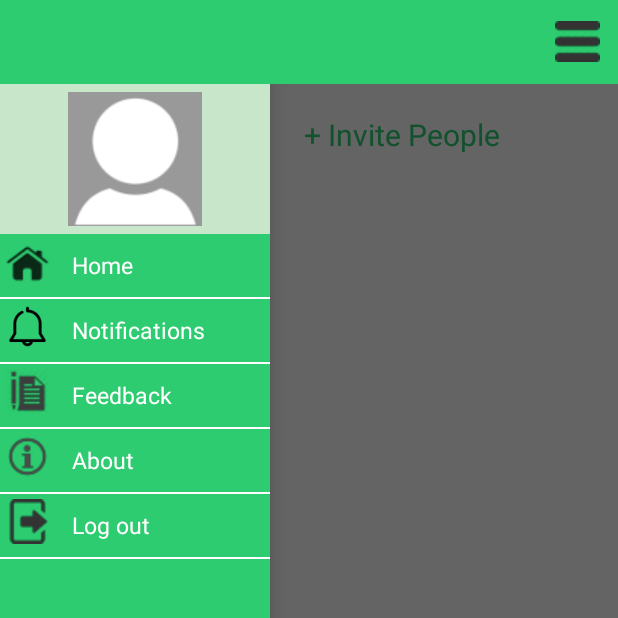
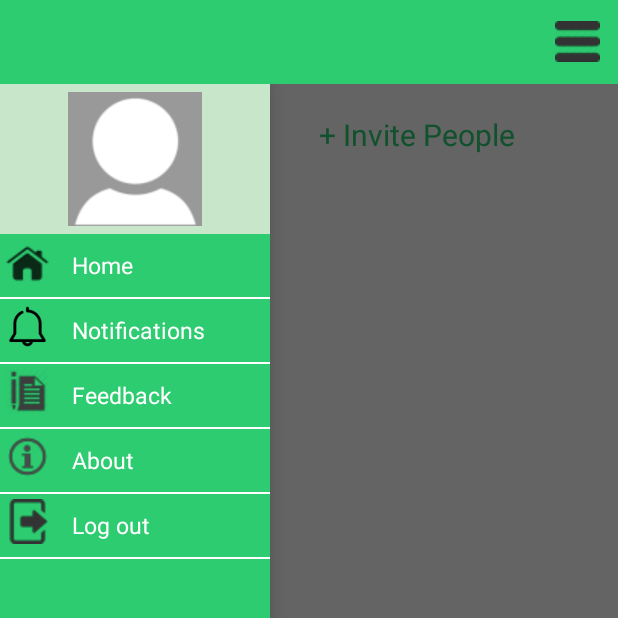
Before and after one commit to kirilhristov91/WordOfMouth, an Android app: the ActivityItemsOfAList screen opened directly, with no data from a screen before it, with the side drawer open, on a phone screen of 412 x 824 dp, the top half of it. Run offline under Robolectric (Android 15) with nearby library versions, the phone set to English and light mode, and no system bars.

Commit message:
remove padding from myLists, sharedLists, itemsOfAlist and Notifications

```diff
--- a/app/src/main/res/layout/content_activity_notifications.xml
+++ b/app/src/main/res/layout/content_activity_notifications.xml
@@ -2,10 +2,8 @@
 <RelativeLayout xmlns:android="http://schemas.android.com/apk/res/android"
     xmlns:tools="http://schemas.android.com/tools"
     xmlns:app="http://schemas.android.com/apk/res-auto" android:layout_width="match_parent"
-    android:layout_height="match_parent" android:paddingLeft="@dimen/activity_horizontal_margin"
-    android:paddingRight="@dimen/activity_horizontal_margin"
-    android:paddingTop="@dimen/activity_vertical_margin"
-    android:paddingBottom="@dimen/activity_vertical_margin"
+    android:layout_height="match_parent"
+    android:paddingTop="10dp"
     app:layout_behavior="@string/appbar_scrolling_view_behavior"
     tools:showIn="@layout/activity_activity_notifications"
     tools:context="com.wordofmouth.Activities.ActivityNotifications">
--- a/app/src/main/res/layout/content_items_of_alist_view.xml
+++ b/app/src/main/res/layout/content_items_of_alist_view.xml
@@ -2,10 +2,8 @@
 <RelativeLayout xmlns:android="http://schemas.android.com/apk/res/android"
     xmlns:tools="http://schemas.android.com/tools"
     xmlns:app="http://schemas.android.com/apk/res-auto" android:layout_width="match_parent"
-    android:layout_height="match_parent" android:paddingLeft="@dimen/activity_horizontal_margin"
-    android:paddingRight="@dimen/activity_horizontal_margin"
+    android:layout_height="match_parent"
     android:paddingTop="10dp"
-    android:paddingBottom="@dimen/activity_vertical_margin"
     app:layout_behavior="@string/appbar_scrolling_view_behavior"
     tools:showIn="@layout/activity_items_of_alist_view"
     tools:context="com.wordofmouth.Activities.ActivityItemsOfAList">
@@ -19,7 +17,7 @@
         android:textSize="20sp"
         android:layout_alignParentTop="true"
         android:textColor="@color/colorPrimary"
-        />
+        android:paddingLeft="16dp" />
 
     <TextView
         android:layout_width="wrap_content"
@@ -28,11 +26,10 @@
         android:id="@+id/invitePeople"
         android:text="+ Invite People"
         android:layout_toRightOf="@+id/addItemText"
-        android:layout_marginLeft="90dp"
+        android:layout_marginLeft="100dp"
         android:textSize="20sp"
         android:layout_alignParentTop="true"
-        android:textColor="@color/colorPrimary"
-        />
+        android:textColor="@color/colorPrimary" />
 
     <ListView
         android:paddingTop="10dp"
@@ -42,7 +39,6 @@
         android:layout_alignParentTop="true"
         android:layout_alignParentLeft="true"
         android:layout_alignParentStart="true"
-        android:layout_marginTop="36dp"
-        />
+        android:layout_marginTop="36dp" />
 
 </RelativeLayout>
--- a/app/src/main/res/layout/custom_item_row.xml
+++ b/app/src/main/res/layout/custom_item_row.xml
@@ -3,6 +3,8 @@
 <RelativeLayout xmlns:android="http://schemas.android.com/apk/res/android"
     android:layout_width="match_parent" android:layout_height="match_parent"
     android:paddingTop="5dp"
+    android:paddingLeft="5dp"
+    android:paddingRight="5dp"
     android:paddingBottom="5dp"
     android:elevation="5dp">
 
--- a/app/src/main/res/layout/custom_list_row.xml
+++ b/app/src/main/res/layout/custom_list_row.xml
@@ -2,7 +2,9 @@
 <RelativeLayout xmlns:android="http://schemas.android.com/apk/res/android"
     android:layout_width="match_parent" android:layout_height="match_parent"
     android:paddingTop="5dp"
-    android:paddingBottom="5dp">
+    android:paddingBottom="5dp"
+    android:paddingLeft="5dp"
+    android:paddingRight="5dp">
 
     <ImageView
         android:id="@+id/listImage"
```
Also changed, not shown: app/src/main/res/layout/my_lists_view_tab.xml (+4 -4 lines), app/src/main/res/layout/shared_lists_view_tab.xml (+2 -6 lines).
